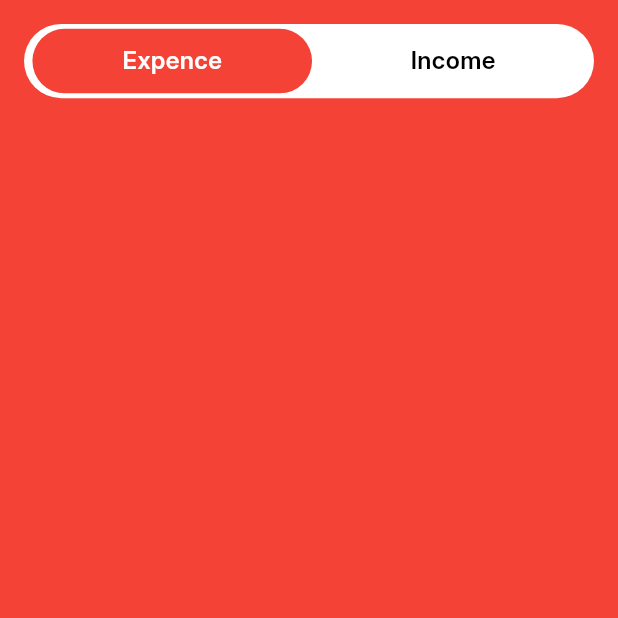
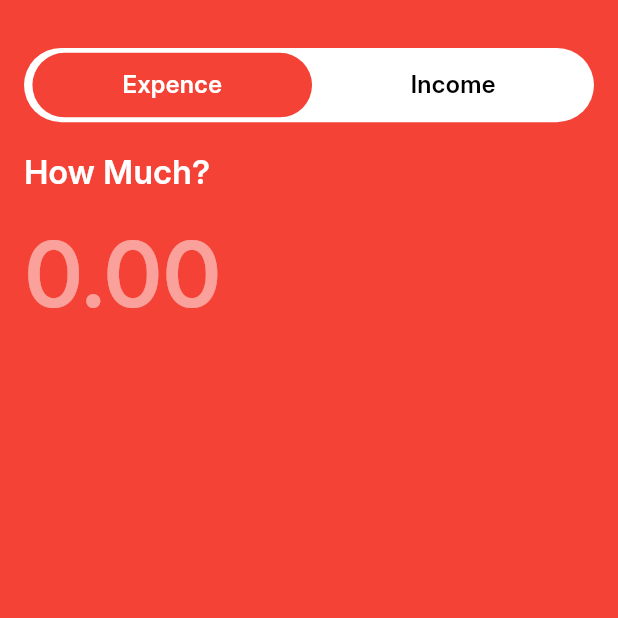
Before and after one commit to Dinethzz/spendly, a Flutter app: the AddNewScreen screen opened directly, on a phone screen of 412 x 824 dp, the top half of it. Run offline on Flutter 3.47's test engine with Material 3 defaults, Android fonts, the phone set to English and light mode, and no system bars; our stand-ins replace shared_preferences, smooth_page_indicator; accounts and stored records are empty.

Commit message:
Ui improvment

```diff
--- a/lib/screens/add_new_screen.dart
+++ b/lib/screens/add_new_screen.dart
@@ -26,7 +26,9 @@ class _AddNewScreenState extends State<AddNewScreen> {
               padding: const EdgeInsets.symmetric(vertical: kDefaultPadding),
               child: Stack(
                 children: [
-                  Container(
+                  Padding(
+                    padding: const EdgeInsets.symmetric(vertical: kDefaultPadding),
+                    child: Container(
                       height: MediaQuery.of(context).size.height * 0.06,
                       decoration: BoxDecoration(
                         color: kWhite,
@@ -69,7 +71,25 @@ class _AddNewScreenState extends State<AddNewScreen> {
                           ),
                         ],
                       ),
-                  )
+                    ),
+                  ),
+                  Container(
+                    margin: EdgeInsets.only(top: MediaQuery.of(context).size.height * 0.1),
+                    child: Column(
+                      crossAxisAlignment: CrossAxisAlignment.start,
+                      children: [
+                        Text("How Much?", style: TextStyle(fontSize: 22, fontWeight: FontWeight.bold, color: kWhite)),
+                        TextField(
+                    style: TextStyle(fontSize: 60, fontWeight: FontWeight.bold, color: kWhite ),
+                    decoration: InputDecoration(
+                      border: InputBorder.none,
+                      hintText: "0.00",
+                      hintStyle: TextStyle(fontSize: 60, fontWeight: FontWeight.bold, color: kWhite.withOpacity(0.5) ),
+                  ),
+                  ),
+                      ],
+                    ),
+                  ),
                 ],
               ),
             ),
```
Lines whose indentation alone changed are shown as unchanged.
